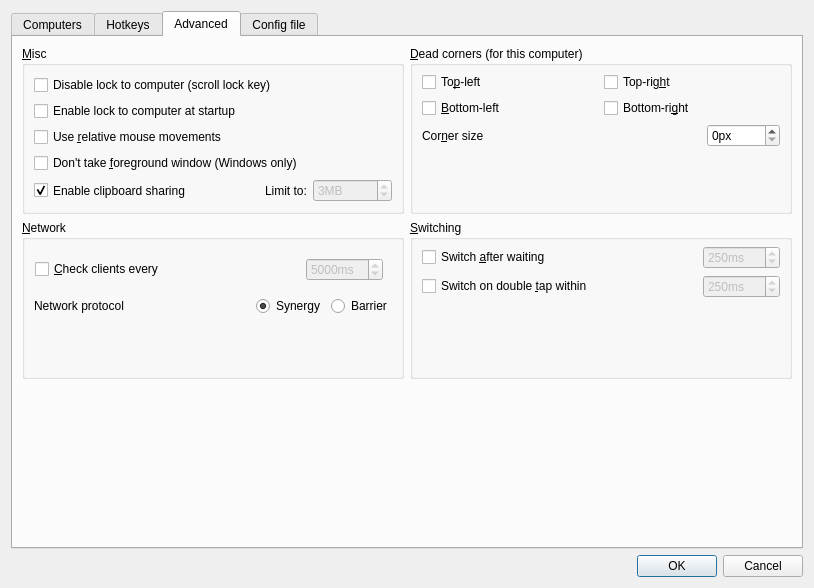
Old version of the form src/lib/gui/dialogs/ServerConfigDialog.ui in the repository lockekk/dshare-hid.
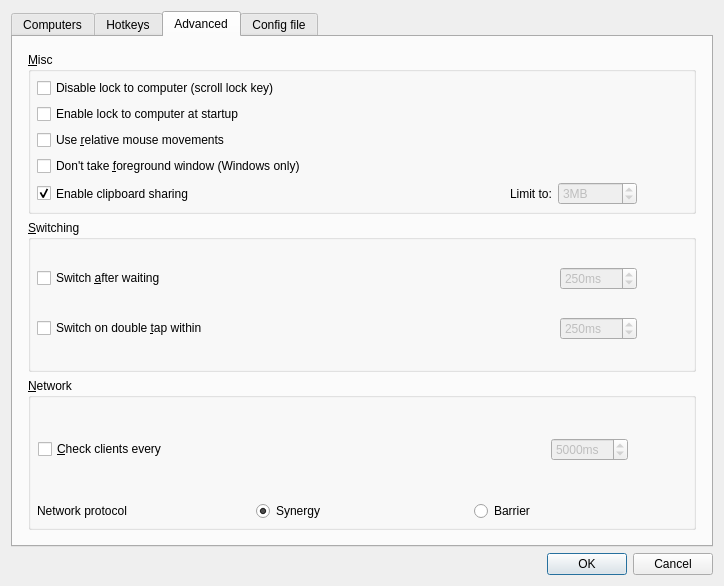
New version of the form. The open tabs and pages were chosen to show the change. Icons and pictures are not drawn. Custom widgets are drawn as their Qt base class.

The edit to the form file:
```diff
--- a/src/lib/gui/dialogs/ServerConfigDialog.ui
+++ b/src/lib/gui/dialogs/ServerConfigDialog.ui
@@ -6,8 +6,8 @@
    <rect>
     <x>0</x>
     <y>0</y>
-    <width>814</width>
-    <height>588</height>
+    <width>724</width>
+    <height>586</height>
    </rect>
   </property>
   <property name="minimumSize">
@@ -307,116 +307,20 @@
       <attribute name="title">
        <string>Advanced</string>
       </attribute>
-      <layout class="QGridLayout" name="m_pGridCorners">
-       <item row="0" column="1">
-        <widget class="QGroupBox" name="groupCorners">
-         <property name="font">
-          <font>
-           <kerning>true</kerning>
-          </font>
-         </property>
-         <property name="title">
-          <string>&amp;Dead corners (for this computer)</string>
-         </property>
-         <property name="checked">
-          <bool>false</bool>
-         </property>
-         <layout class="QVBoxLayout" name="verticalLayout_6">
-          <property name="topMargin">
-           <number>6</number>
-          </property>
-          <item>
-           <layout class="QGridLayout" name="m_pLayoutCorners">
-            <item row="1" column="0">
-             <widget class="QCheckBox" name="cbCornerBottomLeft">
-              <property name="text">
-               <string>&amp;Bottom-left</string>
-              </property>
-             </widget>
-            </item>
-            <item row="0" column="0">
-             <widget class="QCheckBox" name="cbCornerTopLeft">
-              <property name="text">
-               <string>To&amp;p-left</string>
-              </property>
-             </widget>
-            </item>
-            <item row="1" column="1">
-             <widget class="QCheckBox" name="cbCornerBottomRight">
-              <property name="text">
-               <string>Bottom-ri&amp;ght</string>
-              </property>
-             </widget>
-            </item>
-            <item row="0" column="1">
-             <widget class="QCheckBox" name="cbCornerTopRight">
-              <property name="text">
-               <string>Top-rig&amp;ht</string>
-              </property>
-             </widget>
-            </item>
-           </layout>
-          </item>
-          <item>
-           <layout class="QHBoxLayout" name="m_pLayoutCornerSize">
-            <item>
-             <widget class="QLabel" name="label">
-              <property name="text">
-               <string>Cor&amp;ner size</string>
-              </property>
-              <property name="buddy">
-               <cstring>sbSwitchCornerSize</cstring>
-              </property>
-             </widget>
-            </item>
-            <item>
-             <spacer name="horizontalSpacer_7">
-              <property name="orientation">
-               <enum>Qt::Orientation::Horizontal</enum>
-              </property>
-              <property name="sizeHint" stdset="0">
-               <size>
-                <width>40</width>
-                <height>20</height>
-               </size>
-              </property>
-             </spacer>
-            </item>
-            <item>
-             <widget class="QSpinBox" name="sbSwitchCornerSize">
-              <property name="sizePolicy">
-               <sizepolicy hsizetype="Maximum" vsizetype="Fixed">
-                <horstretch>0</horstretch>
-                <verstretch>0</verstretch>
-               </sizepolicy>
-              </property>
-              <property name="suffix">
-               <string>px</string>
-              </property>
-              <property name="maximum">
-               <number>30000</number>
-              </property>
-             </widget>
-            </item>
-           </layout>
-          </item>
-          <item>
-           <spacer name="verticalSpacer_7">
-            <property name="orientation">
-             <enum>Qt::Orientation::Vertical</enum>
-            </property>
-            <property name="sizeHint" stdset="0">
-             <size>
-              <width>20</width>
-              <height>0</height>
-             </size>
-            </property>
-           </spacer>
-          </item>
-         </layout>
-        </widget>
-       </item>
-       <item row="0" column="0">
+      <layout class="QVBoxLayout" name="verticalLayout_2">
+       <property name="leftMargin">
+        <number>15</number>
+       </property>
+       <property name="topMargin">
+        <number>15</number>
+       </property>
+       <property name="rightMargin">
+        <number>15</number>
+       </property>
+       <property name="bottomMargin">
+        <number>15</number>
+       </property>
+       <item>
         <widget class="QGroupBox" name="groupMisc">
          <property name="font">
           <font>
@@ -427,6 +331,18 @@
           <string>&amp;Misc</string>
          </property>
          <layout class="QVBoxLayout" name="verticalLayout_4">
+          <property name="leftMargin">
+           <number>6</number>
+          </property>
+          <property name="topMargin">
+           <number>6</number>
+          </property>
+          <property name="rightMargin">
+           <number>6</number>
+          </property>
+          <property name="bottomMargin">
+           <number>6</number>
+          </property>
           <item>
            <widget class="QCheckBox" name="cbDisableLockToComputer">
             <property name="text">
@@ -521,30 +437,216 @@
               </property>
              </widget>
             </item>
+            <item>
+             <spacer name="horizontalSpacer_3">
+              <property name="orientation">
+               <enum>Qt::Orientation::Horizontal</enum>
+              </property>
+              <property name="sizeType">
+               <enum>QSizePolicy::Policy::Fixed</enum>
+              </property>
+              <property name="sizeHint" stdset="0">
+               <size>
+                <width>50</width>
+                <height>20</height>
+               </size>
+              </property>
+             </spacer>
+            </item>
            </layout>
           </item>
+         </layout>
+        </widget>
+       </item>
+       <item>
+        <widget class="QGroupBox" name="groupSwitch">
+         <property name="font">
+          <font>
+           <kerning>true</kerning>
+          </font>
+         </property>
+         <property name="title">
+          <string>&amp;Switching</string>
+         </property>
+         <layout class="QVBoxLayout">
+          <property name="spacing">
+           <number>6</number>
+          </property>
+          <property name="leftMargin">
+           <number>6</number>
+          </property>
+          <property name="topMargin">
+           <number>6</number>
+          </property>
+          <property name="rightMargin">
+           <number>6</number>
+          </property>
+          <property name="bottomMargin">
+           <number>6</number>
+          </property>
           <item>
-           <spacer name="verticalSpacer_6">
-            <property name="orientation">
-             <enum>Qt::Orientation::Vertical</enum>
-            </property>
-            <property name="sizeHint" stdset="0">
-             <size>
-              <width>20</width>
-              <height>0</height>
-             </size>
-            </property>
-           </spacer>
+           <layout class="QHBoxLayout" name="_5">
+            <item>
+             <widget class="QCheckBox" name="cbSwitchDelay">
+              <property name="enabled">
+               <bool>true</bool>
+              </property>
+              <property name="text">
+               <string>Switch &amp;after waiting</string>
+              </property>
+             </widget>
+            </item>
+            <item>
+             <spacer name="spacerSwitchWait">
+              <property name="orientation">
+               <enum>Qt::Orientation::Horizontal</enum>
+              </property>
+              <property name="sizeHint" stdset="0">
+               <size>
+                <width>40</width>
+                <height>20</height>
+               </size>
+              </property>
+             </spacer>
+            </item>
+            <item>
+             <widget class="QSpinBox" name="sbSwitchDelay">
+              <property name="enabled">
+               <bool>false</bool>
+              </property>
+              <property name="sizePolicy">
+               <sizepolicy hsizetype="Maximum" vsizetype="Fixed">
+                <horstretch>0</horstretch>
+                <verstretch>0</verstretch>
+               </sizepolicy>
+              </property>
+              <property name="suffix">
+               <string>ms</string>
+              </property>
+              <property name="minimum">
+               <number>10</number>
+              </property>
+              <property name="maximum">
+               <number>10000</number>
+              </property>
+              <property name="singleStep">
+               <number>10</number>
+              </property>
+              <property name="value">
+               <number>250</number>
+              </property>
+             </widget>
+            </item>
+            <item>
+             <spacer name="spacerSwitchWait_2">
+              <property name="orientation">
+               <enum>Qt::Orientation::Horizontal</enum>
+              </property>
+              <property name="sizeType">
+               <enum>QSizePolicy::Policy::Fixed</enum>
+              </property>
+              <property name="sizeHint" stdset="0">
+               <size>
+                <width>50</width>
+                <height>20</height>
+               </size>
+              </property>
+             </spacer>
+            </item>
+           </layout>
           </item>
+          <item>
+           <layout class="QHBoxLayout" name="_6">
+            <item>
+             <widget class="QCheckBox" name="cbSwitchDoubleTap">
+              <property name="enabled">
+               <bool>true</bool>
+              </property>
+              <property name="text">
+               <string>Switch on double &amp;tap within</string>
+              </property>
+             </widget>
+            </item>
+            <item>
+             <spacer name="spacerDoubleTap">
+              <property name="orientation">
+               <enum>Qt::Orientation::Horizontal</enum>
+              </property>
+              <property name="sizeHint" stdset="0">
+               <size>
+                <width>40</width>
+                <height>20</height>
+               </size>
+              </property>
+             </spacer>
+            </item>
+            <item>
+             <widget class="QSpinBox" name="sbSwitchDoubleTap">
+              <property name="enabled">
+               <bool>false</bool>
+              </property>
+              <property name="sizePolicy">
+               <sizepolicy hsizetype="Maximum" vsizetype="Fixed">
+                <horstretch>0</horstretch>
+                <verstretch>0</verstretch>
+               </sizepolicy>
+              </property>
+              <property name="suffix">
+               <string>ms</string>
+              </property>
+              <property name="minimum">
+               <number>10</number>
+              </property>
+              <property name="maximum">
+               <number>10000</number>
+              </property>
+              <property name="singleStep">
+               <number>10</number>
+              </property>
+              <property name="value">
+               <number>250</number>
+              </property>
+             </widget>
+            </item>
+            <item>
+             <spacer name="spacerDoubleTap_2">
+              <property name="orientation">
+               <enum>Qt::Orientation::Horizontal</enum>
+              </property>
+              <property name="sizeType">
+               <enum>QSizePolicy::Policy::Fixed</enum>
+              </property>
+              <property name="sizeHint" stdset="0">
+               <size>
+                <width>50</width>
+                <height>20</height>
+               </size>
+              </property>
+             </spacer>
+            </item>
+           </layout>
+          </item>
          </layout>
         </widget>
        </item>
-       <item row="1" column="0">
+       <item>
         <widget class="QGroupBox" name="groupNetwork">
          <property name="title">
           <string>&amp;Network</string>
          </property>
          <layout class="QVBoxLayout" name="verticalLayout_5">
+          <property name="leftMargin">
+           <number>6</number>
+          </property>
+          <property name="topMargin">
+           <number>6</number>
+          </property>
+          <property name="rightMargin">
+           <number>6</number>
+          </property>
+          <property name="bottomMargin">
+           <number>6</number>
+          </property>
           <item>
            <widget class="QWidget" name="widgetHeartbeat" native="true">
             <layout class="QHBoxLayout" name="groupHeartbeat">
@@ -608,6 +710,22 @@
                </property>
               </widget>
              </item>
+             <item>
+              <spacer name="spacerNetwork_2">
+               <property name="orientation">
+                <enum>Qt::Orientation::Horizontal</enum>
+               </property>
+               <property name="sizeType">
+                <enum>QSizePolicy::Policy::Fixed</enum>
+               </property>
+               <property name="sizeHint" stdset="0">
+                <size>
+                 <width>50</width>
+                 <height>20</height>
+                </size>
+               </property>
+              </spacer>
+             </item>
             </layout>
            </widget>
           </item>
@@ -623,19 +741,6 @@
               </property>
              </widget>
             </item>
-            <item>
-             <spacer name="horizontalSpacer_8">
-              <property name="orientation">
-               <enum>Qt::Orientation::Horizontal</enum>
-              </property>
-              <property name="sizeHint" stdset="0">
-               <size>
-                <width>40</width>
-                <height>20</height>
-               </size>
-              </property>
-             </spacer>
-            </item>
             <item>
              <widget class="QRadioButton" name="rbProtocolSynergy">
               <property name="text">
@@ -655,181 +760,9 @@
             </item>
            </layout>
           </item>
-          <item>
-           <spacer name="verticalSpacer_3">
-            <property name="orientation">
-             <enum>Qt::Orientation::Vertical</enum>
-            </property>
-            <property name="sizeHint" stdset="0">
-             <size>
-              <width>20</width>
-              <height>0</height>
-             </size>
-            </property>
-           </spacer>
-          </item>
          </layout>
         </widget>
        </item>
-       <item row="1" column="1">
-        <widget class="QGroupBox" name="groupSwitch">
-         <property name="font">
-          <font>
-           <kerning>true</kerning>
-          </font>
-         </property>
-         <property name="title">
-          <string>&amp;Switching</string>
-         </property>
-         <layout class="QVBoxLayout">
-          <property name="spacing">
-           <number>6</number>
-          </property>
-          <property name="topMargin">
-           <number>6</number>
-          </property>
-          <property name="bottomMargin">
-           <number>6</number>
-          </property>
-          <item>
-           <layout class="QHBoxLayout" name="_5">
-            <item>
-             <widget class="QCheckBox" name="cbSwitchDelay">
-              <property name="enabled">
-               <bool>true</bool>
-              </property>
-              <property name="text">
-               <string>Switch &amp;after waiting</string>
-              </property>
-             </widget>
-            </item>
-            <item>
-             <spacer name="spacerSwitchWait">
-              <property name="orientation">
-               <enum>Qt::Orientation::Horizontal</enum>
-              </property>
-              <property name="sizeHint" stdset="0">
-               <size>
-                <width>40</width>
-                <height>20</height>
-               </size>
-              </property>
-             </spacer>
-            </item>
-            <item>
-             <widget class="QSpinBox" name="sbSwitchDelay">
-              <property name="enabled">
-               <bool>false</bool>
-              </property>
-              <property name="sizePolicy">
-               <sizepolicy hsizetype="Maximum" vsizetype="Fixed">
-                <horstretch>0</horstretch>
-                <verstretch>0</verstretch>
-               </sizepolicy>
-              </property>
-              <property name="suffix">
-               <string>ms</string>
-              </property>
-              <property name="minimum">
-               <number>10</number>
-              </property>
-              <property name="maximum">
-               <number>10000</number>
-              </property>
-              <property name="singleStep">
-               <number>10</number>
-              </property>
-              <property name="value">
-               <number>250</number>
-              </property>
-             </widget>
-            </item>
-           </layout>
-          </item>
-          <item>
-           <layout class="QHBoxLayout" name="_6">
-            <item>
-             <widget class="QCheckBox" name="cbSwitchDoubleTap">
-              <property name="enabled">
-               <bool>true</bool>
-              </property>
-              <property name="text">
-               <string>Switch on double &amp;tap within</string>
-              </property>
-             </widget>
-            </item>
-            <item>
-             <spacer name="spacerDoubleTap">
-              <property name="orientation">
-               <enum>Qt::Orientation::Horizontal</enum>
-              </property>
-              <property name="sizeHint" stdset="0">
-               <size>
-                <width>40</width>
-                <height>20</height>
-               </size>
-              </property>
-             </spacer>
-            </item>
-            <item>
-             <widget class="QSpinBox" name="sbSwitchDoubleTap">
-              <property name="enabled">
-               <bool>false</bool>
-              </property>
-              <property name="sizePolicy">
-               <sizepolicy hsizetype="Maximum" vsizetype="Fixed">
-                <horstretch>0</horstretch>
-                <verstretch>0</verstretch>
-               </sizepolicy>
-              </property>
-              <property name="suffix">
-               <string>ms</string>
-              </property>
-              <property name="minimum">
-               <number>10</number>
-              </property>
-              <property name="maximum">
-               <number>10000</number>
-              </property>
-              <property name="singleStep">
-               <number>10</number>
-              </property>
-              <property name="value">
-               <number>250</number>
-              </property>
-             </widget>
-            </item>
-           </layout>
-          </item>
-          <item>
-           <spacer name="verticalSpacer_5">
-            <property name="orientation">
-             <enum>Qt::Orientation::Vertical</enum>
-            </property>
-            <property name="sizeHint" stdset="0">
-             <size>
-              <width>20</width>
-              <height>0</height>
-             </size>
-            </property>
-           </spacer>
-          </item>
-         </layout>
-        </widget>
-       </item>
-       <item row="2" column="0">
-        <spacer name="verticalSpacer_2">
-         <property name="orientation">
-          <enum>Qt::Orientation::Vertical</enum>
-         </property>
-         <property name="sizeHint" stdset="0">
-          <size>
-           <width>20</width>
-           <height>40</height>
-          </size>
-         </property>
-        </spacer>
-       </item>
       </layout>
      </widget>
      <widget class="QWidget" name="tabConfigFile">
```
Left out of the diff: 1 changed line with no effect on the pictures.
